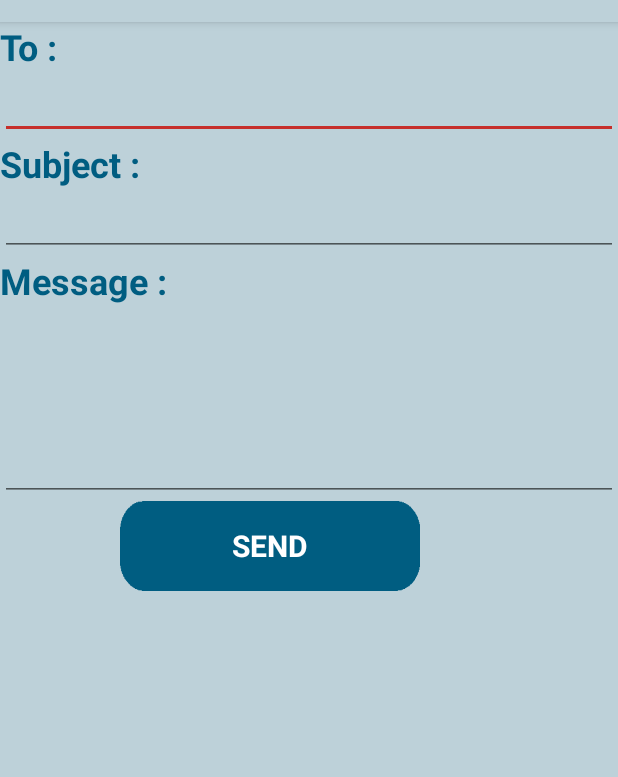
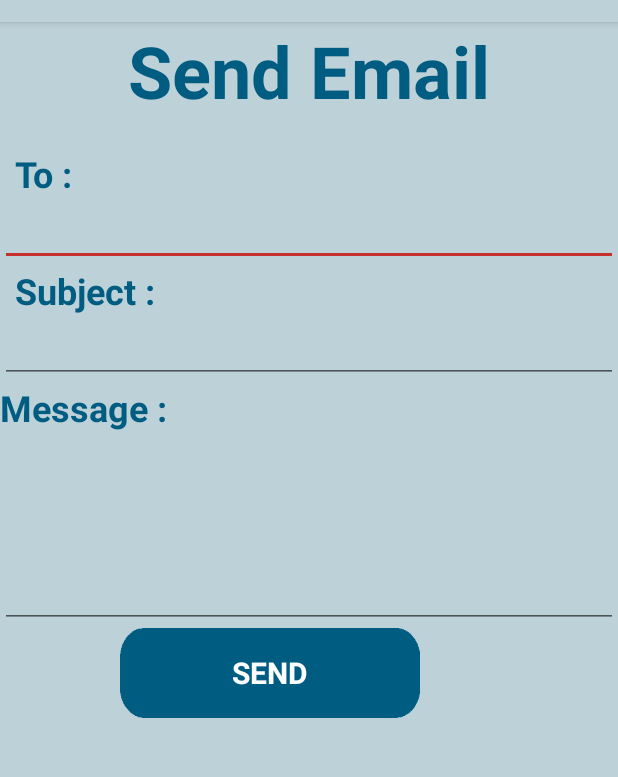
Before and after one commit to lolitosss2/ExamensarbeteApplication, an Android app: the SendEmailActivity screen opened directly, with no data from a screen before it, on a phone screen of 412 x 824 dp, the part 62-839 px from its top. Run offline under Robolectric (Android 15) with nearby library versions, the light colour scheme and no system bars.

Commit message:
title and padding

```diff
--- a/app/src/main/res/layout/activity_sendemail.xml
+++ b/app/src/main/res/layout/activity_sendemail.xml
@@ -7,6 +7,23 @@
     android:background="@color/background">
 
     <TextView
+        android:text="Send Email"
+        android:layout_width="match_parent"
+        android:layout_height="wrap_content"
+        android:id="@+id/textView13"
+        android:textSize="48sp"
+        android:textStyle="normal|bold"
+        android:fontFamily="sans-serif"
+        android:textColor="@color/text"
+        android:layout_alignParentTop="true"
+        android:layout_centerHorizontal="true"
+        android:textAlignment="center" />
+
+    <Space
+        android:layout_width="match_parent"
+        android:layout_height="20dp" />
+
+    <TextView
         android:id="@+id/textViewPhoneNo"
         android:layout_width="wrap_content"
         android:layout_height="wrap_content"
@@ -14,7 +31,9 @@
         android:textAppearance="?android:attr/textAppearanceLarge"
         android:textColor="@color/text"
         android:textStyle="normal|bold"
-        android:textSize="24sp"/>
+        android:textSize="24sp"
+        android:paddingLeft="10dp"
+        android:paddingStart="10dp" />
 
     <EditText
         android:id="@+id/editTextTo"
@@ -34,7 +53,8 @@
         android:textAppearance="?android:attr/textAppearanceLarge"
         android:textColor="@color/text"
         android:textStyle="normal|bold"
-        android:textSize="24sp"/>
+        android:textSize="24sp"
+        android:paddingLeft="10dp" />
 
     <EditText
         android:id="@+id/editTextSubject"
```
